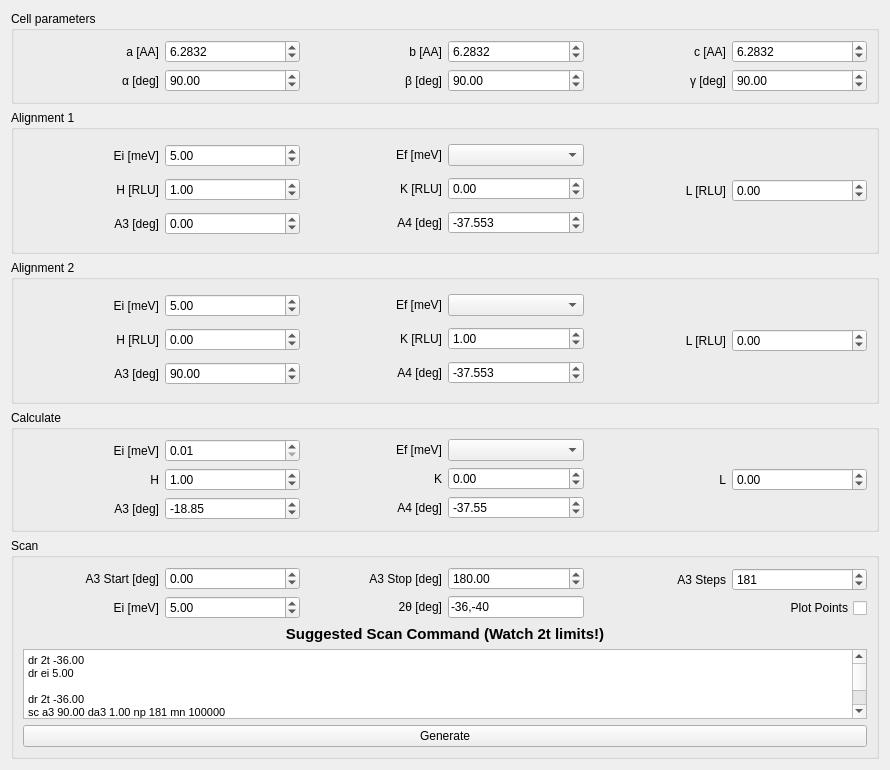
This is src/main/resources/base/Views/Prediction.ui in MJOLNIRPackage/MJOLNIR-GUI as Qt 5 draws it before an edit. The edited form follows.
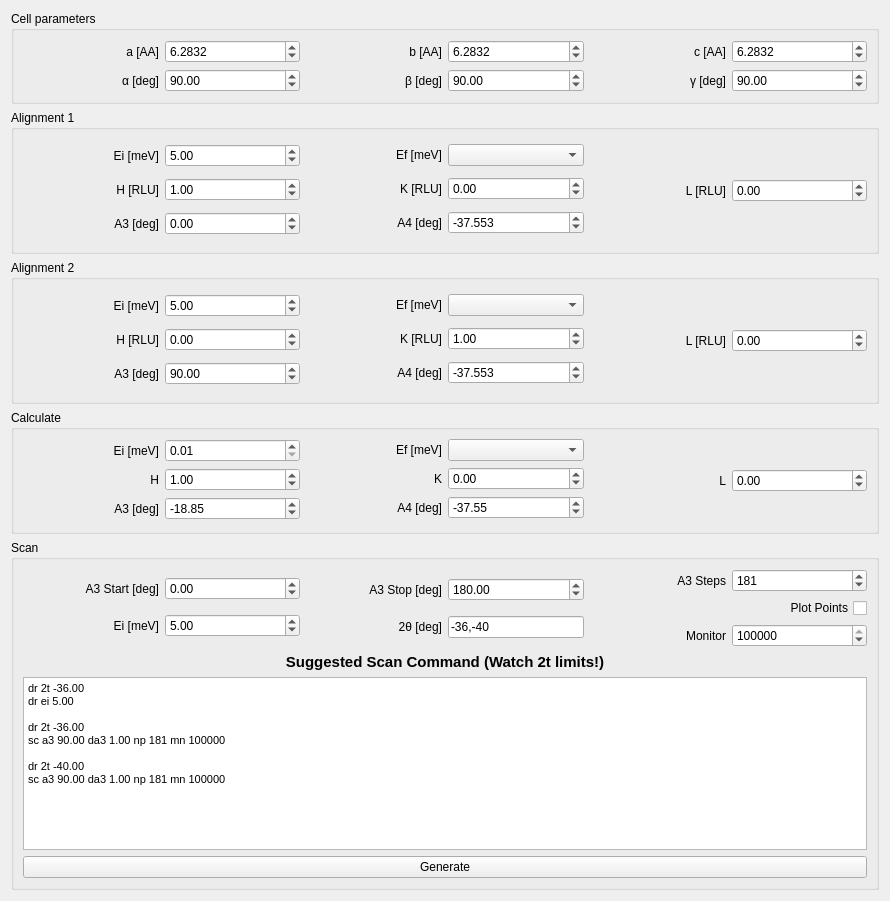
This is the edited form.

Commit message: Add monitor to scan generation

```diff
--- a/src/main/resources/base/Views/Prediction.ui
+++ b/src/main/resources/base/Views/Prediction.ui
@@ -7,7 +7,7 @@
     <x>0</x>
     <y>0</y>
     <width>890</width>
-    <height>767</height>
+    <height>901</height>
    </rect>
   </property>
   <property name="focusPolicy">
@@ -1063,6 +1063,39 @@
             </item>
            </layout>
           </item>
+          <item>
+           <layout class="QHBoxLayout" name="horizontalLayout_17">
+            <property name="sizeConstraint">
+             <enum>QLayout::SetDefaultConstraint</enum>
+            </property>
+            <item>
+             <widget class="QLabel" name="label_19">
+              <property name="text">
+               <string>Monitor</string>
+              </property>
+              <property name="alignment">
+               <set>Qt::AlignRight|Qt::AlignTrailing|Qt::AlignVCenter</set>
+              </property>
+             </widget>
+            </item>
+            <item>
+             <widget class="QSpinBox" name="scan_monitor_spinBox">
+              <property name="minimum">
+               <number>1</number>
+              </property>
+              <property name="maximum">
+               <number>100000000</number>
+              </property>
+              <property name="singleStep">
+               <number>1000</number>
+              </property>
+              <property name="value">
+               <number>100000</number>
+              </property>
+             </widget>
+            </item>
+           </layout>
+          </item>
          </layout>
         </item>
        </layout>
```
The commit also changes 1 other file.
